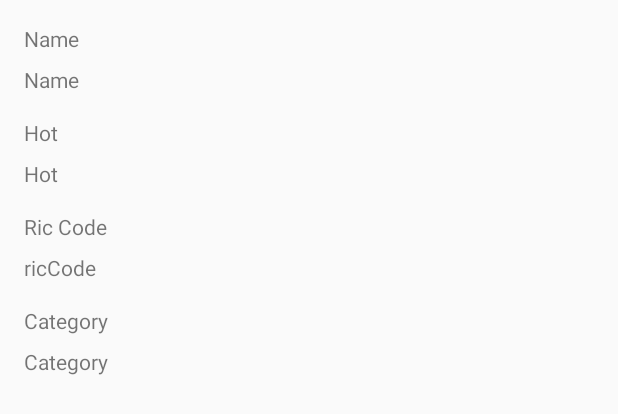
After one commit to n1rocket/challenge-clean-app, an Android app: the layout detail_fragment.xml on its own in the app's theme, with its tools: preview values and no code run, on a phone screen of 412 x 824 dp. The commit adds this screen. Shown: the top 414 px of the screen. Run offline under Robolectric (Android 15) with nearby library versions, the phone set to English and light mode, and no system bars.

Commit message:
Detail Added with navigation

```diff
--- a/app/src/main/AndroidManifest.xml
+++ b/app/src/main/AndroidManifest.xml
@@ -2,6 +2,8 @@
 <manifest xmlns:android="http://schemas.android.com/apk/res/android"
     xmlns:tools="http://schemas.android.com/tools"
     package="com.abuenoben.challenge">
+
+    <uses-permission android:name="android.permission.INTERNET" />
 
     <application
         android:name=".setup.App"
--- a/app/src/main/java/com/abuenoben/challenge/setup/di/ViewModelsModule.kt
+++ b/app/src/main/java/com/abuenoben/challenge/setup/di/ViewModelsModule.kt
@@ -1,9 +1,11 @@
 package com.abuenoben.challenge.setup.di
 
+import com.abuenoben.challenge.ui.detail.DetailViewModel
 import com.abuenoben.challenge.ui.main.MainViewModel
 import org.koin.androidx.viewmodel.dsl.viewModel
 import org.koin.dsl.module
 
 val viewModelsModule = module {
     viewModel { MainViewModel(get()) }
+    viewModel { DetailViewModel(get()) }
 }
--- a/app/src/main/java/com/abuenoben/challenge/setup/network/FavoritesRepository.kt
+++ b/app/src/main/java/com/abuenoben/challenge/setup/network/FavoritesRepository.kt
@@ -40,7 +40,7 @@ class FavoritesRepository(
                 checkException(context, e)
             }
         } else {
-            context.getMockResponseResult(R.raw.favorites)
+            context.getMockResponseResult(R.raw.favorite)
         }
     }
 }
--- /dev/null
+++ b/app/src/main/res/layout/detail_fragment.xml
@@ -0,0 +1,111 @@
+<?xml version="1.0" encoding="utf-8"?>
+<androidx.constraintlayout.widget.ConstraintLayout xmlns:android="http://schemas.android.com/apk/res/android"
+    xmlns:app="http://schemas.android.com/apk/res-auto"
+    xmlns:tools="http://schemas.android.com/tools"
+    android:layout_width="match_parent"
+    android:layout_height="match_parent"
+    tools:context=".ui.main.MainFragment">
+
+    <TextView
+        android:id="@+id/nameLabel"
+        android:layout_width="match_parent"
+        android:layout_height="wrap_content"
+        android:layout_marginStart="16dp"
+        android:layout_marginTop="16dp"
+        android:layout_marginEnd="16dp"
+        android:text="@string/name"
+        app:layout_constraintEnd_toEndOf="parent"
+        app:layout_constraintStart_toStartOf="parent"
+        app:layout_constraintTop_toTopOf="parent" />
+
+    <TextView
+        android:id="@+id/name"
+        android:layout_width="match_parent"
+        android:layout_height="wrap_content"
+        android:layout_marginStart="16dp"
+        android:layout_marginTop="8dp"
+        android:layout_marginEnd="16dp"
+        tools:text="Name"
+        app:layout_constraintEnd_toEndOf="parent"
+        app:layout_constraintStart_toStartOf="parent"
+        app:layout_constraintTop_toBottomOf="@+id/nameLabel" />
+
+    <TextView
+        android:id="@+id/hotLabel"
+        android:layout_width="match_parent"
+        android:layout_height="wrap_content"
+        android:layout_marginStart="16dp"
+        android:layout_marginTop="16dp"
+        android:layout_marginEnd="16dp"
+        android:text="@string/hot"
+        app:layout_constraintEnd_toEndOf="parent"
+        app:layout_constraintHorizontal_bias="1.0"
+        app:layout_constraintStart_toStartOf="parent"
+        app:layout_constraintTop_toBottomOf="@+id/name" />
+
+    <TextView
+        android:id="@+id/hot"
+        android:layout_width="match_parent"
+        android:layout_height="wrap_content"
+        android:layout_marginStart="16dp"
+        android:layout_marginTop="8dp"
+        android:layout_marginEnd="16dp"
+        tools:text="Hot"
+        app:layout_constraintEnd_toEndOf="parent"
+        app:layout_constraintHorizontal_bias="1.0"
+        app:layout_constraintStart_toStartOf="parent"
+        app:layout_constraintTop_toBottomOf="@+id/hotLabel" />
+
+    <TextView
+        android:id="@+id/ricCodeLabel"
+        android:layout_width="match_parent"
+        android:layout_height="wrap_content"
+        android:layout_marginStart="16dp"
+        android:layout_marginTop="16dp"
+        android:layout_marginEnd="16dp"
+        android:text="@string/riccode"
+        app:layout_constraintEnd_toEndOf="parent"
+        app:layout_constraintHorizontal_bias="1.0"
+        app:layout_constraintStart_toStartOf="parent"
+        app:layout_constraintTop_toBottomOf="@+id/hot" />
+
+    <TextView
+        android:id="@+id/ricCode"
+        android:layout_width="match_parent"
+        android:layout_height="wrap_content"
+        android:layout_marginStart="16dp"
+        android:layout_marginTop="8dp"
+        android:layout_marginEnd="16dp"
+        tools:text="ricCode"
+        app:layout_constraintEnd_toEndOf="parent"
+        app:layout_constraintHorizontal_bias="1.0"
+        app:layout_constraintStart_toStartOf="parent"
+        app:layout_constraintTop_toBottomOf="@+id/ricCodeLabel" />
+
+    <TextView
+        android:id="@+id/categoryLabel"
+        android:layout_width="match_parent"
+        android:layout_height="wrap_content"
+        android:layout_marginStart="16dp"
+        android:layout_marginTop="16dp"
+        android:layout_marginEnd="16dp"
+        android:text="@string/category"
+        app:layout_constraintEnd_toEndOf="parent"
+        app:layout_constraintHorizontal_bias="1.0"
+        app:layout_constraintStart_toStartOf="parent"
+        app:layout_constraintTop_toBottomOf="@+id/ricCode" />
+
+    <TextView
+        android:id="@+id/category"
+        android:layout_width="match_parent"
+        android:layout_height="wrap_content"
+        android:layout_marginStart="16dp"
+        android:layout_marginTop="8dp"
+        android:layout_marginEnd="16dp"
+        tools:text="Category"
+        app:layout_constraintEnd_toEndOf="parent"
+        app:layout_constraintHorizontal_bias="1.0"
+        app:layout_constraintStart_toStartOf="parent"
+        app:layout_constraintTop_toBottomOf="@+id/categoryLabel" />
+
+</androidx.constraintlayout.widget.ConstraintLayout>
--- a/app/src/main/res/layout/main_fragment.xml
+++ b/app/src/main/res/layout/main_fragment.xml
@@ -23,7 +23,7 @@
     </androidx.swiperefreshlayout.widget.SwipeRefreshLayout>
 
     <TextView
-        android:id="@+id/empty"
+        android:id="@+id/name"
         android:layout_width="match_parent"
         android:layout_height="wrap_content"
         android:gravity="center"
--- a/app/src/main/res/values/strings.xml
+++ b/app/src/main/res/values/strings.xml
@@ -5,4 +5,8 @@
     <string name="network_error">Ha ocurrido un error</string>
     <string name="operation_ok">Operación realizada correctamente</string>
     <string name="empty">No hay elementos</string>
+    <string name="name">Name</string>
+    <string name="hot">Hot</string>
+    <string name="riccode">Ric Code</string>
+    <string name="category">Category</string>
 </resources>
```
Also changed, not shown: app/build.gradle (+4 -4 lines), app/src/main/java/com/abuenoben/challenge/setup/utils/SingleLiveEvent.kt (added, +68 -0 lines), app/src/main/java/com/abuenoben/challenge/ui/MainActivity.kt (+9 -0 lines), app/src/main/java/com/abuenoben/challenge/ui/detail/DetailFragment.kt (added, +40 -0 lines), app/src/main/java/com/abuenoben/challenge/ui/detail/DetailViewModel.kt (added, +43 -0 lines), app/src/main/java/com/abuenoben/challenge/ui/main/MainFragment.kt (+10 -2 lines), app/src/main/java/com/abuenoben/challenge/ui/main/MainViewModel.kt (+9 -3 lines), app/src/main/res/navigation/nav_main.xml (+9 -12 lines).
